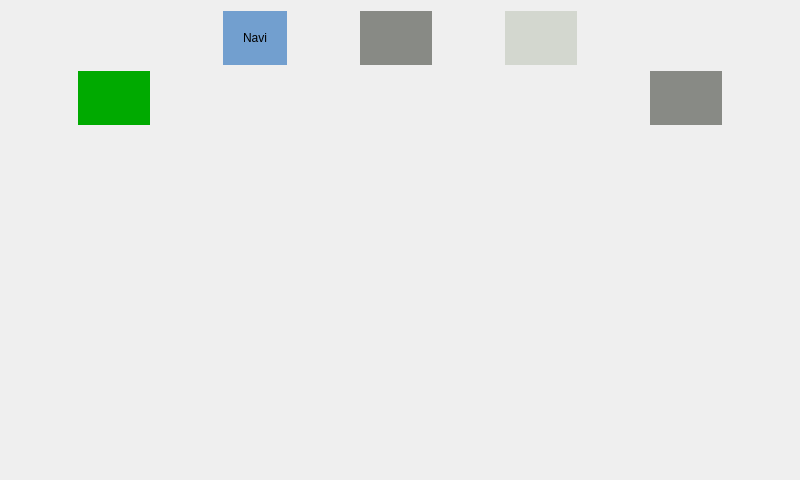
ProjectRobal/Punto_Navi, file menu.ui: the form before one commit.
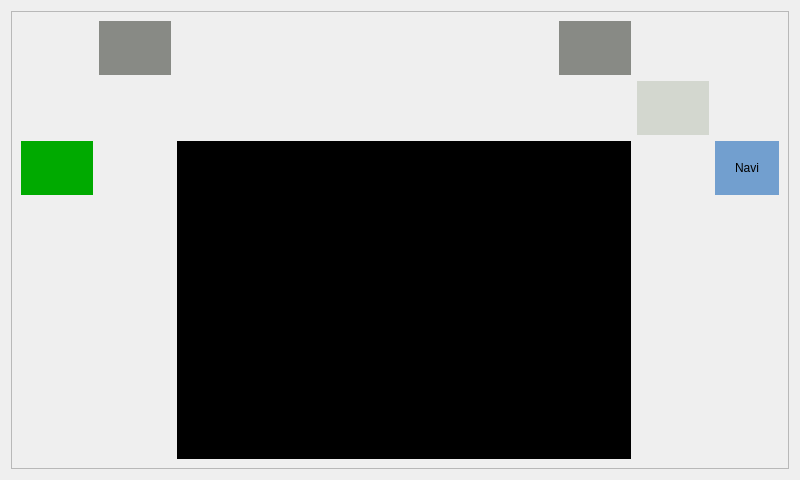
The form after the commit. Custom widgets are drawn as their Qt base class.

Commit message: Added a early version of JukeBox which is a media player with network radio functionality module. Also I fixed a bug that caused AndroidAuto to crash application after returing to menu module.

The edit to the form file:
```diff
--- a/menu.ui
+++ b/menu.ui
@@ -38,133 +38,19 @@
    <bool>true</bool>
   </property>
   <layout class="QGridLayout" name="gridLayout">
-   <item row="0" column="3">
-    <widget class="QPushButton" name="player">
-     <property name="sizePolicy">
-      <sizepolicy hsizetype="Maximum" vsizetype="Maximum">
-       <horstretch>0</horstretch>
-       <verstretch>0</verstretch>
-      </sizepolicy>
-     </property>
-     <property name="autoFillBackground">
-      <bool>false</bool>
-     </property>
-     <property name="styleSheet">
-      <string notr="true">background-color: rgb(136, 138, 133);
-border-radius:50%;
-border-style:solid;
-padding:20px;
-</string>
-     </property>
-     <property name="text">
-      <string/>
-     </property>
-     <property name="iconSize">
-      <size>
-       <width>48</width>
-       <height>48</height>
-      </size>
-     </property>
-    </widget>
-   </item>
-   <item row="2" column="2" colspan="3">
-    <widget class="OClock" name="widget" native="true">
-     <property name="sizePolicy">
-      <sizepolicy hsizetype="Expanding" vsizetype="Expanding">
-       <horstretch>0</horstretch>
-       <verstretch>0</verstretch>
-      </sizepolicy>
-     </property>
-     <property name="styleSheet">
-      <string notr="true"/>
-     </property>
-    </widget>
-   </item>
-   <item row="0" column="4">
-    <widget class="QPushButton" name="bluetooth">
-     <property name="sizePolicy">
-      <sizepolicy hsizetype="Maximum" vsizetype="Maximum">
-       <horstretch>0</horstretch>
-       <verstretch>0</verstretch>
-      </sizepolicy>
-     </property>
-     <property name="styleSheet">
-      <string notr="true">background-color: rgb(211, 215, 207);
-border-radius:50%;
-border-style:solid;
-padding:20px;
-</string>
-     </property>
-     <property name="text">
-      <string/>
-     </property>
-     <property name="iconSize">
-      <size>
-       <width>48</width>
-       <height>48</height>
-      </size>
-     </property>
-    </widget>
-   </item>
-   <item row="0" column="2">
-    <widget class="QPushButton" name="navi">
-     <property name="sizePolicy">
-      <sizepolicy hsizetype="Maximum" vsizetype="Maximum">
-       <horstretch>0</horstretch>
-       <verstretch>0</verstretch>
-      </sizepolicy>
-     </property>
-     <property name="styleSheet">
-      <string notr="true">background-color: rgb(114, 159, 207);
-border-radius:50%;
-border-style:solid;
-padding:20px;
-</string>
-     </property>
-     <property name="text">
-      <string>Navi</string>
-     </property>
-     <property name="iconSize">
-      <size>
-       <width>48</width>
-       <height>48</height>
-      </size>
-     </property>
-    </widget>
-   </item>
-   <item row="1" column="3">
-    <spacer name="verticalSpacer">
-     <property name="orientation">
-      <enum>Qt::Vertical</enum>
-     </property>
-     <property name="sizeType">
-      <enum>QSizePolicy::Minimum</enum>
-     </property>
-     <property name="sizeHint" stdset="0">
-      <size>
-       <width>20</width>
-       <height>40</height>
-      </size>
-     </property>
-    </spacer>
-   </item>
    <item row="0" column="0">
-    <spacer name="verticalSpacer_2">
-     <property name="orientation">
-      <enum>Qt::Vertical</enum>
+    <widget class="QFrame" name="frame">
+     <property name="styleSheet">
+      <string notr="true"/>
      </property>
-     <property name="sizeType">
-      <enum>QSizePolicy::Minimum</enum>
+     <property name="frameShape">
+      <enum>QFrame::StyledPanel</enum>
      </property>
-     <property name="sizeHint" stdset="0">
-      <size>
-       <width>20</width>
-       <height>40</height>
-      </size>
+     <property name="frameShadow">
+      <enum>QFrame::Raised</enum>
      </property>
-    </spacer>
-   </item>
-   <item row="1" column="0">
+     <layout class="QGridLayout" name="gridLayout_2">
+      <item row="2" column="6">
     <widget class="QPushButton" name="android">
      <property name="enabled">
       <bool>true</bool>
@@ -188,7 +74,7 @@
       </size>
      </property>
      <property name="styleSheet">
-      <string notr="true">background-color: rgb(0, 170, 0);
+         <string notr="true">background: rgb(0, 170, 0);
 border-radius:50%;
 border-style:solid;
 padding:20px;
@@ -211,23 +97,102 @@
      </property>
     </widget>
    </item>
-   <item row="0" column="5">
-    <spacer name="verticalSpacer_3">
-     <property name="orientation">
-      <enum>Qt::Vertical</enum>
-     </property>
-     <property name="sizeType">
-      <enum>QSizePolicy::Minimum</enum>
-     </property>
-     <property name="sizeHint" stdset="0">
+      <item row="2" column="8" rowspan="2" colspan="3">
+       <widget class="OClock" name="widget" native="true">
+        <property name="sizePolicy">
+         <sizepolicy hsizetype="Expanding" vsizetype="Expanding">
+          <horstretch>0</horstretch>
+          <verstretch>0</verstretch>
+         </sizepolicy>
+        </property>
+        <property name="styleSheet">
+         <string notr="true">background-color:black;
+</string>
+        </property>
+       </widget>
+      </item>
+      <item row="2" column="12">
+       <widget class="QPushButton" name="navi">
+        <property name="sizePolicy">
+         <sizepolicy hsizetype="Maximum" vsizetype="Maximum">
+          <horstretch>0</horstretch>
+          <verstretch>0</verstretch>
+         </sizepolicy>
+        </property>
+        <property name="styleSheet">
+         <string notr="true">background: rgb(114, 159, 207);
+border-radius:50%;
+border-style:solid;
+padding:20px;
+</string>
+        </property>
+        <property name="text">
+         <string>Navi</string>
+        </property>
+        <property name="iconSize">
       <size>
-       <width>20</width>
-       <height>40</height>
-      </size>
-     </property>
-    </spacer>
-   </item>
-   <item row="1" column="5">
+          <width>48</width>
+          <height>48</height>
+         </size>
+        </property>
+       </widget>
+      </item>
+      <item row="1" column="11">
+       <widget class="QPushButton" name="bluetooth">
+        <property name="sizePolicy">
+         <sizepolicy hsizetype="Maximum" vsizetype="Maximum">
+          <horstretch>0</horstretch>
+          <verstretch>0</verstretch>
+         </sizepolicy>
+        </property>
+        <property name="styleSheet">
+         <string notr="true">background: rgb(211, 215, 207);
+border-radius:50%;
+border-style:solid;
+padding:20px;
+</string>
+        </property>
+        <property name="text">
+         <string/>
+        </property>
+        <property name="iconSize">
+         <size>
+          <width>48</width>
+          <height>48</height>
+         </size>
+        </property>
+       </widget>
+      </item>
+      <item row="0" column="10">
+       <widget class="QPushButton" name="player">
+        <property name="sizePolicy">
+         <sizepolicy hsizetype="Maximum" vsizetype="Maximum">
+          <horstretch>0</horstretch>
+          <verstretch>0</verstretch>
+         </sizepolicy>
+        </property>
+        <property name="autoFillBackground">
+         <bool>false</bool>
+        </property>
+        <property name="styleSheet">
+         <string notr="true">background: rgb(136, 138, 133);
+border-radius:50%;
+border-style:solid;
+padding:20px;
+</string>
+        </property>
+        <property name="text">
+         <string/>
+        </property>
+        <property name="iconSize">
+         <size>
+          <width>48</width>
+          <height>48</height>
+         </size>
+        </property>
+       </widget>
+      </item>
+      <item row="0" column="7">
     <widget class="QPushButton" name="settings">
      <property name="sizePolicy">
       <sizepolicy hsizetype="Maximum" vsizetype="Maximum">
@@ -236,7 +201,7 @@
       </sizepolicy>
      </property>
      <property name="styleSheet">
-      <string notr="true">background-color: rgb(136, 138, 133);
+         <string notr="true">background: rgb(136, 138, 133);
 border-radius:50%;
 border-style:solid;
 padding:20px;
@@ -251,6 +216,9 @@
        <height>48</height>
       </size>
      </property>
+       </widget>
+      </item>
+     </layout>
     </widget>
    </item>
   </layout>
```
Lines whose indentation alone changed are shown as unchanged. The commit also changes 67 other files.
